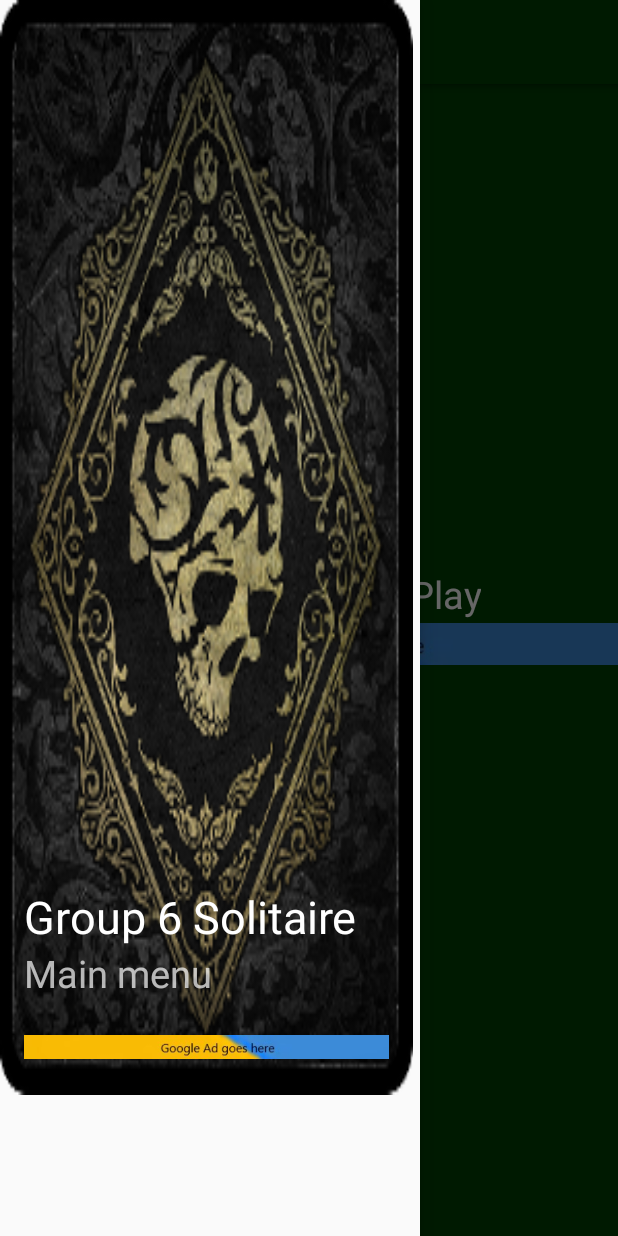
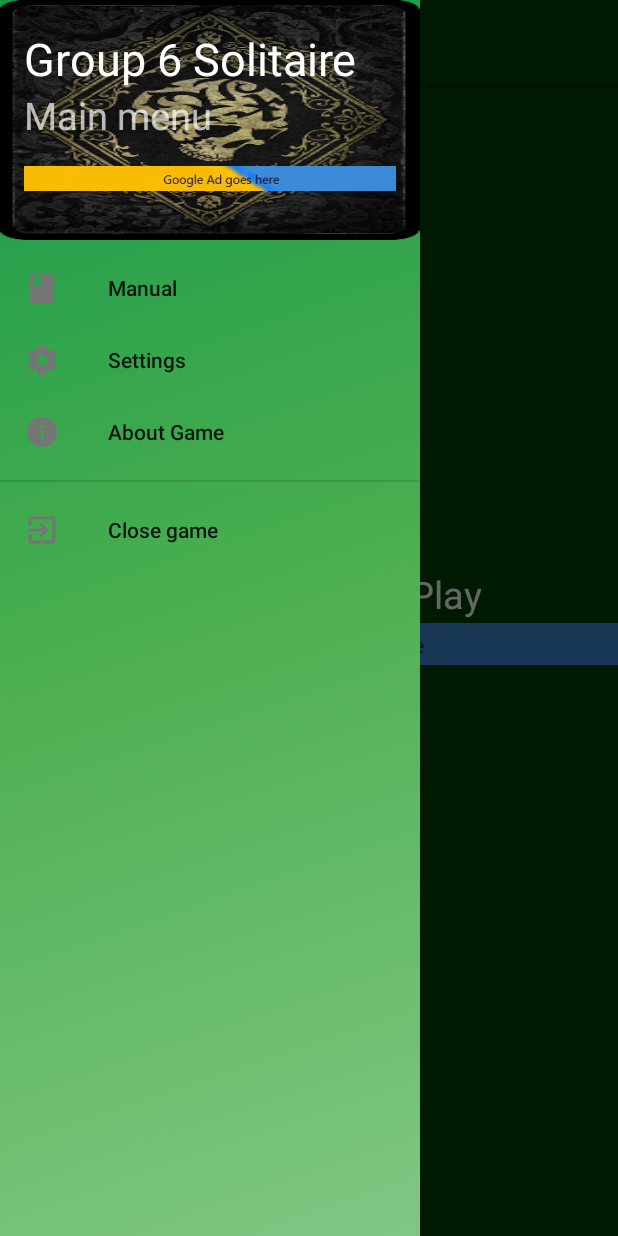
Before and after one commit to R-Hesse/Group-6, an Android app: the GameSelector screen opened directly, with no data from a screen before it, with the side drawer open, on a phone screen of 412 x 824 dp. Run offline under Robolectric (Android 15) with nearby library versions, the phone set to English and light mode, and no system bars.

Commit message:
Menus Populate

```diff
--- a/app/src/main/java/de/tobiasbielefeld/solitaire/ui/GameSelector.java
+++ b/app/src/main/java/de/tobiasbielefeld/solitaire/ui/GameSelector.java
@@ -50,8 +50,8 @@ public class GameSelector extends CustomAppCompatActivity
     protected void onCreate(Bundle savedInstanceState) {
         super.onCreate(savedInstanceState);
         setContentView(R.layout.activity_game_selector);
-        //NavigationView navigationView = findViewById(R.id.nav_view);
-        //navigationView.setItemIconTintList(null);
+        NavigationView navigationView = findViewById(R.id.nav_view);
+        navigationView.setItemIconTintList(null);
         Toolbar toolbar = findViewById(R.id.toolbar);
         setSupportActionBar(toolbar);
 
@@ -61,8 +61,8 @@ public class GameSelector extends CustomAppCompatActivity
         drawer.setDrawerListener(toggle);
         toggle.syncState();
 
-        //navigationView = findViewById(R.id.nav_view);
-        //navigationView.setNavigationItemSelectedListener(this);
+        navigationView = findViewById(R.id.nav_view);
+        navigationView.setNavigationItemSelectedListener(this);
 
         tableLayout = findViewById(R.id.tableLayoutGameChooser);
 
@@ -121,6 +121,7 @@ public class GameSelector extends CustomAppCompatActivity
         DrawerLayout drawer = findViewById(R.id.drawer_layout);
         drawer.closeDrawer(GravityCompat.START);
         return true;
+
     }
 
     /**
--- a/app/src/main/res/layout/activity_game_selector.xml
+++ b/app/src/main/res/layout/activity_game_selector.xml
@@ -23,6 +23,8 @@
         android:layout_gravity="start"
         android:fitsSystemWindows="true"
         app:headerLayout="@layout/nav_header_game_selector"
+        android:background="@drawable/side_nav_bar"
+        app:menu="@menu/drawer_game_selector"
          />
 
     <LinearLayout
--- a/app/src/main/res/layout/nav_header_game_selector.xml
+++ b/app/src/main/res/layout/nav_header_game_selector.xml
@@ -1,8 +1,8 @@
 <?xml version="1.0" encoding="utf-8"?>
 <LinearLayout xmlns:android="http://schemas.android.com/apk/res/android"
     xmlns:app="http://schemas.android.com/apk/res-auto"
-    android:layout_width="275dp"
-    android:layout_height="730dp"
+    android:layout_width="match_parent"
+    android:layout_height="@dimen/nav_header_height"
     android:background="@drawable/backgrounds_cards"
     android:gravity="bottom"
     android:orientation="vertical"
@@ -10,30 +10,30 @@
     android:paddingTop="@dimen/activity_vertical_margin"
     android:paddingRight="@dimen/activity_horizontal_margin"
     android:paddingBottom="@dimen/activity_vertical_margin"
-    android:theme="@style/ThemeOverlay.AppCompat.Dark"
-    >
+    android:theme="@style/ThemeOverlay.AppCompat.Dark">
+
 
 
     <TextView
-        android:layout_width="match_parent"
+        android:layout_width="wrap_content"
         android:layout_height="wrap_content"
         android:text="@string/app_name"
+        android:layout_gravity="bottom"
         android:textAppearance="@style/TextAppearance.AppCompat.Body1"
         android:textSize="30sp" />
 
     <TextView
         android:id="@+id/textView"
-        android:layout_width="match_parent"
+        android:layout_width="wrap_content"
         android:layout_height="wrap_content"
         android:text="@string/game_main_menu"
         android:textSize="25sp" />
 
     <ImageView
         android:id="@+id/imageView"
-        android:layout_width="wrap_content"
-        android:layout_height="wrap_content"
+        android:layout_width="match_parent"
+        android:layout_height="50dp"
         android:contentDescription="@string/app_name"
-        android:paddingTop="@dimen/nav_header_vertical_spacing"
         android:src="@drawable/googlead" />
 
 
```
Also changed, not shown: app/src/main/java/de/tobiasbielefeld/solitaire/ui/manual/Manual.java (+5 -5 lines), app/src/main/res/layout/activity_manual_xlarge.xml (+7 -7 lines).
